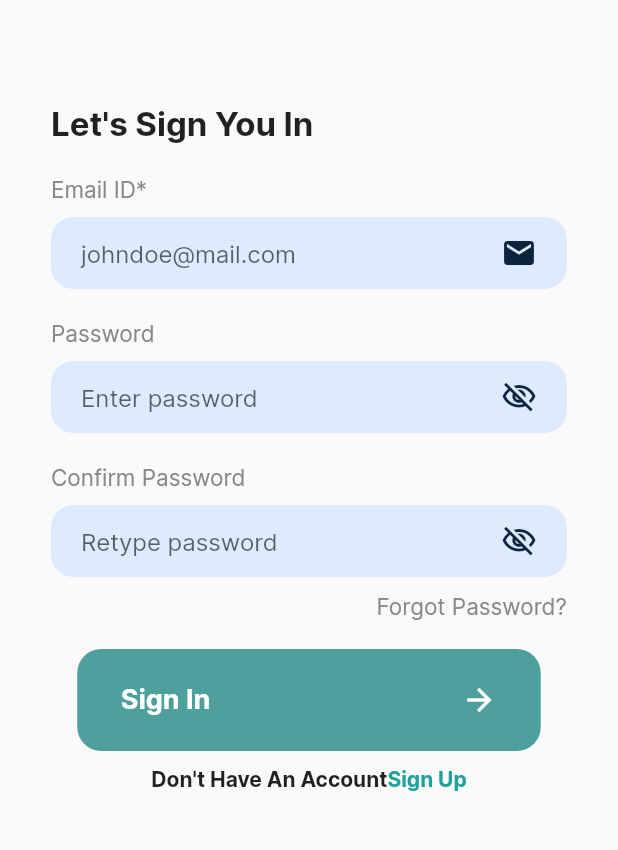
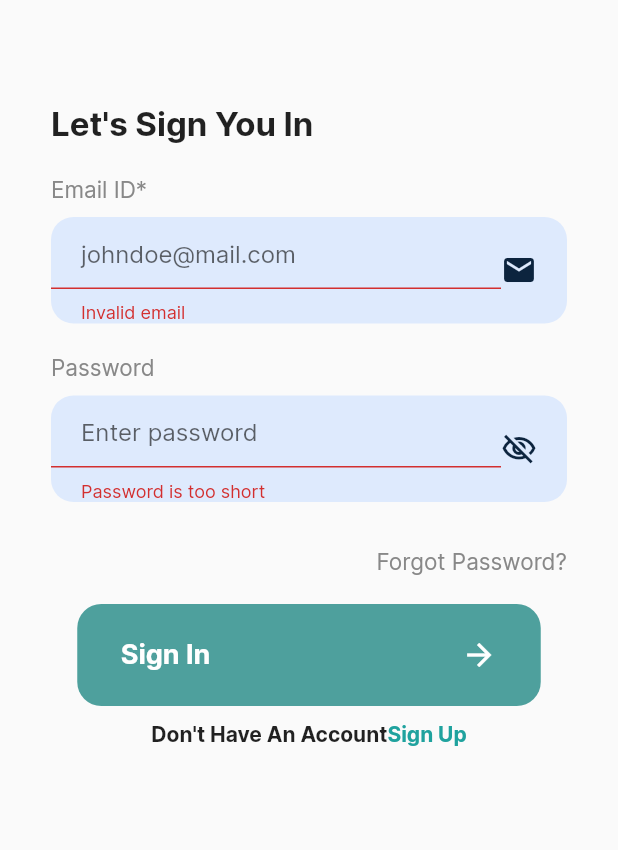
Before and after one commit to bjamyl/luxury_villa_flutter_app, a Flutter app: the SignInScreen screen opened by its route, after a tap on "Sign In", on a phone screen of 412 x 824 dp, the part 302-1152 px from its top. Run offline on Flutter 3.47's test engine with Material 2 defaults, Android fonts, the phone set to English and light mode, and no system bars; our stand-ins replace flutter_svg.

Commit message:
remove unused variables and refactor code

```diff
--- a/lib/providers/auth.dart
+++ b/lib/providers/auth.dart
@@ -13,7 +13,6 @@ class Auth with ChangeNotifier {
     're_password': ''
   };
 
-  Map<String, String> loginData = {'email': '', "password": ''};
 
   Future<void> signup() async {
     final url = Uri.parse('http://10.0.2.2:8000/auth/users/');
@@ -25,13 +24,14 @@ class Auth with ChangeNotifier {
     print(res.body);
   }
 
-  Future<void> signin() async {
+  Future<void> login() async {
     final url = Uri.parse('http://10.0.2.2:8000/auth/jwt/create/');
     final res = await http.post(url,
         headers: {
           'Content-Type': 'application/json; charset=UTF-8',
         },
-        body: json.encode(loginData));
+        body: json.encode(
+            {"email": authData["email"], "password": authData["password"]}));
     print(res.body);
   }
 }
--- a/lib/screens/signin_screen.dart
+++ b/lib/screens/signin_screen.dart
@@ -2,7 +2,6 @@ import 'package:flutter/material.dart';
 import 'package:provider/provider.dart';
 import '../providers/auth.dart';
 import '../constants.dart';
-import './signup_screen.dart';
 import '../widgets/generic_text_field.dart';
 import '../widgets/password_text_field.dart';
 
@@ -16,20 +15,20 @@ class SignInScreen extends StatefulWidget {
 }
 
 class _SignInScreenState extends State<SignInScreen> {
-  final GlobalKey<FormState> _formKey = GlobalKey();
+  final GlobalKey<FormState> _signInformKey = GlobalKey();
 
   var isLoading = false;
 
-  void _submit() {
-    if (!_formKey.currentState!.validate()) {
+  Future<void> _submit() async {
+    if (!_signInformKey.currentState!.validate()) {
       return;
     }
-    _formKey.currentState!.save();
+    _signInformKey.currentState?.save();
     setState(() {
       isLoading = true;
     });
-    //Log User up
-    Provider.of<Auth>(context, listen: false).signin();
+    //Log User in
+    await Provider.of<Auth>(context, listen: false).login();
 
     setState(() {
       isLoading = false;
@@ -66,6 +65,7 @@ class _SignInScreenState extends State<SignInScreen> {
             Container(
               margin: const EdgeInsets.symmetric(horizontal: 34),
               child: Form(
+                key: _signInformKey,
                 child: Column(
                   children: [
                     const GenericTextField(
--- a/lib/widgets/generic_text_field.dart
+++ b/lib/widgets/generic_text_field.dart
@@ -17,7 +17,7 @@ class GenericTextField extends StatelessWidget {
 
   @override
   Widget build(BuildContext context) {
-    final authData = Provider.of<Auth>(context,listen: false).authData;
+    final authData = Provider.of<Auth>(context, listen: false).authData;
     return Column(
       crossAxisAlignment: CrossAxisAlignment.start,
       children: [
--- a/lib/widgets/password_text_field.dart
+++ b/lib/widgets/password_text_field.dart
@@ -26,6 +26,7 @@ class _PasswordTextFieldState extends State<PasswordTextField> {
   @override
   Widget build(BuildContext context) {
     final authData = Provider.of<Auth>(context, listen: false).authData;
+
     return Column(
       children: [
         Column(
@@ -89,12 +90,14 @@ class _PasswordTextFieldState extends State<PasswordTextField> {
         const SizedBox(
           height: 20,
         ),
-        Column(
+        widget.isSignup
+            ? Column(
                 crossAxisAlignment: CrossAxisAlignment.start,
                 children: [
                   const Text('Confirm Password',
                       style: TextStyle(
-                    fontSize: 15, color: Color.fromRGBO(136, 136, 136, 1))),
+                          fontSize: 15,
+                          color: Color.fromRGBO(136, 136, 136, 1))),
                   const SizedBox(
                     height: 10,
                   ),
@@ -117,7 +120,8 @@ class _PasswordTextFieldState extends State<PasswordTextField> {
                               authData['re_password'] = newValue!;
                             },
                             decoration: const InputDecoration(
-                        contentPadding: EdgeInsets.symmetric(horizontal: 20),
+                              contentPadding:
+                                  EdgeInsets.symmetric(horizontal: 20),
                               focusedBorder: InputBorder.none,
                               enabledBorder: InputBorder.none,
                               hintText: 'Retype password',
@@ -145,7 +149,8 @@ class _PasswordTextFieldState extends State<PasswordTextField> {
                     ),
                   ),
                 ],
-        ),
+              )
+            : const SizedBox(),
       ],
     );
   }
```
Lines whose indentation alone changed are shown as unchanged.
